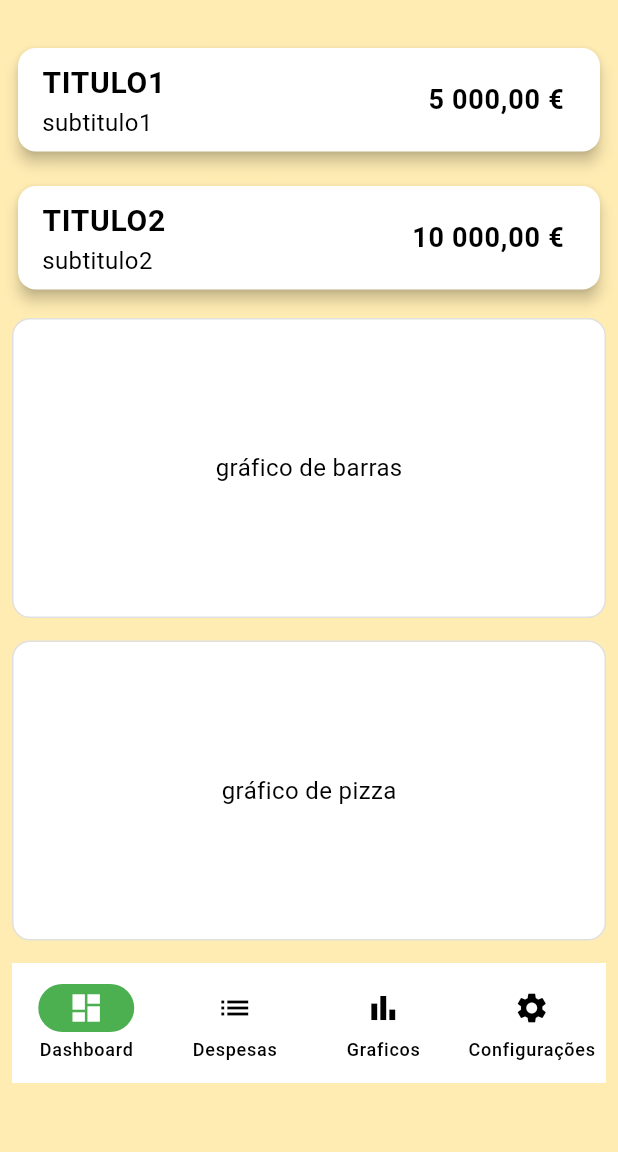
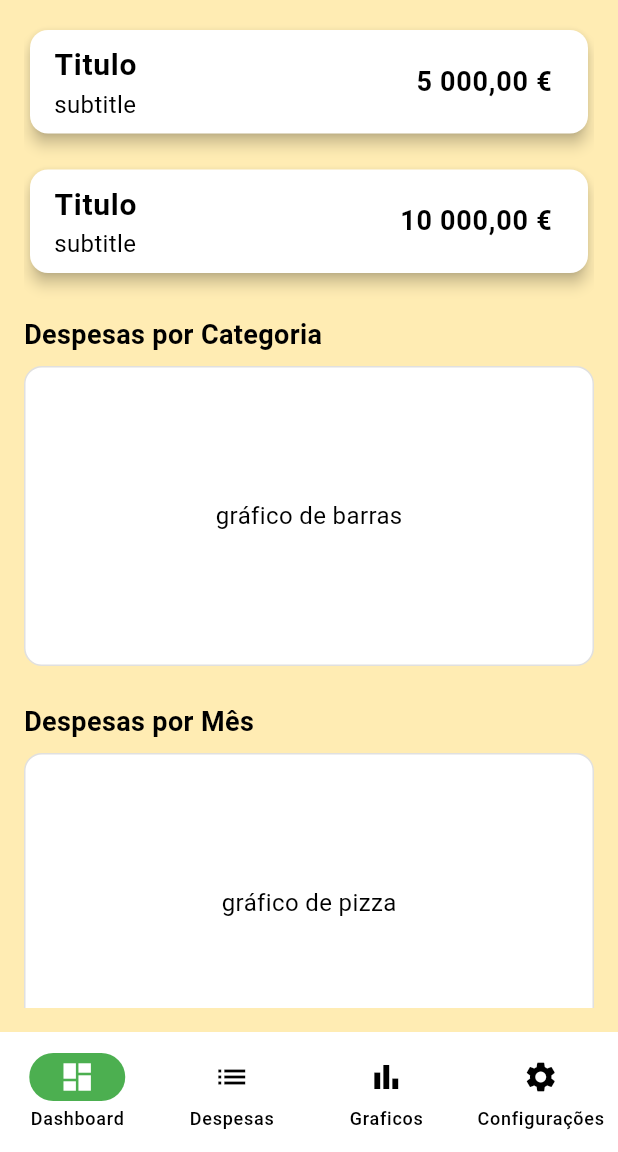
Before and after one commit to Leankar-dev/expense_controll_app, a Flutter app: the screen it shows after launch, on a phone screen of 412 x 824 dp, the part 84-1236 px from its top. Run offline on Flutter 3.47's test engine with Material 3 defaults, Android fonts, the light colour scheme and no system bars; our stand-ins replace lottie.

Commit message:
criação dos widgets expense_bar_chart e expense_pie_chart

```diff
--- /dev/null
+++ b/lib/core/widgets/expense_bar_chart_widget.dart
@@ -0,0 +1,18 @@
+import 'package:flutter/material.dart';
+
+class ExpenseBarChartWidget extends StatelessWidget {
+  const ExpenseBarChartWidget({super.key});
+
+  @override
+  Widget build(BuildContext context) {
+    return Container(
+      height: 200,
+      decoration: BoxDecoration(
+        color: Theme.of(context).cardColor,
+        borderRadius: BorderRadius.circular(12),
+        border: Border.all(color: Colors.grey.shade300),
+      ),
+      child: const Center(child: Text("gráfico de barras")),
+    );
+  }
+}
--- /dev/null
+++ b/lib/core/widgets/expense_pie_chart_widget.dart
@@ -0,0 +1,18 @@
+import 'package:flutter/material.dart';
+
+class ExpensePieChartWidget extends StatelessWidget {
+  const ExpensePieChartWidget({super.key});
+
+  @override
+  Widget build(BuildContext context) {
+    return Container(
+      height: 200,
+      decoration: BoxDecoration(
+        color: Theme.of(context).cardColor,
+        borderRadius: BorderRadius.circular(12),
+        border: Border.all(color: Colors.grey.shade300),
+      ),
+      child: const Center(child: Text("gráfico de pizza")),
+    );
+  }
+}
--- a/lib/presentation/views/home_view/home_view.dart
+++ b/lib/presentation/views/home_view/home_view.dart
@@ -1,6 +1,7 @@
 import 'package:expense_controll_app/core/widgets/custom_appbar.dart';
 import 'package:expense_controll_app/core/widgets/custom_navigation_bar.dart';
-import 'package:expense_controll_app/core/widgets/expense_chart.dart';
+import 'package:expense_controll_app/core/widgets/expense_bar_chart_widget.dart';
+import 'package:expense_controll_app/core/widgets/expense_pie_chart_widget.dart';
 import 'package:expense_controll_app/core/widgets/summary_card.dart';
 import 'package:flutter/material.dart';
 
@@ -10,35 +11,31 @@
   @override
   Widget build(BuildContext context) {
     return Scaffold(
+      backgroundColor: Colors.amber[100],
       appBar: CustomAppbar(title: 'Expense Controll App'),
-      body: Container(
-        color: Colors.amber[100],
-        child: const Center(
-          child: Padding(
-            padding: EdgeInsets.all(8.0),
-            child: Column(
-              children: [
-                SizedBox(height: 20),
-                SummaryCard(
-                  title: 'TITULO1',
-                  amount: 5000,
-                  subtitle: 'subtitulo1',
-                ),
-                SizedBox(height: 15),
-                SummaryCard(
-                  title: 'TITULO2',
-                  amount: 10000,
-                  subtitle: 'subtitulo2',
-                ),
-                SizedBox(height: 15),
-                ExpenseBarChart(),
-                SizedBox(height: 15),
-                ExpensePieChart(),
-                SizedBox(height: 15),
-                CustomNavigationBar(currentIndex: 0),
-              ],
+      bottomNavigationBar: CustomNavigationBar(currentIndex: 0),
+      body: Padding(
+        padding: const EdgeInsets.all(16.0),
+        child: ListView(
+          children: [
+            SummaryCard(title: 'Titulo', amount: 5000, subtitle: 'subtitle'),
+            const SizedBox(height: 16),
+            SummaryCard(title: 'Titulo', amount: 10000, subtitle: 'subtitle'),
+            const SizedBox(height: 24),
+            Text(
+              'Despesas por Categoria',
+              style: TextStyle(fontSize: 18, fontWeight: FontWeight.bold),
             ),
-          ),
+            const SizedBox(height: 8),
+            const ExpenseBarChartWidget(),
+            const SizedBox(height: 24),
+            Text(
+              'Despesas por Mês',
+              style: TextStyle(fontSize: 18, fontWeight: FontWeight.bold),
+            ),
+            const SizedBox(height: 8),
+            const ExpensePieChartWidget(),
+          ],
         ),
       ),
     );
```
